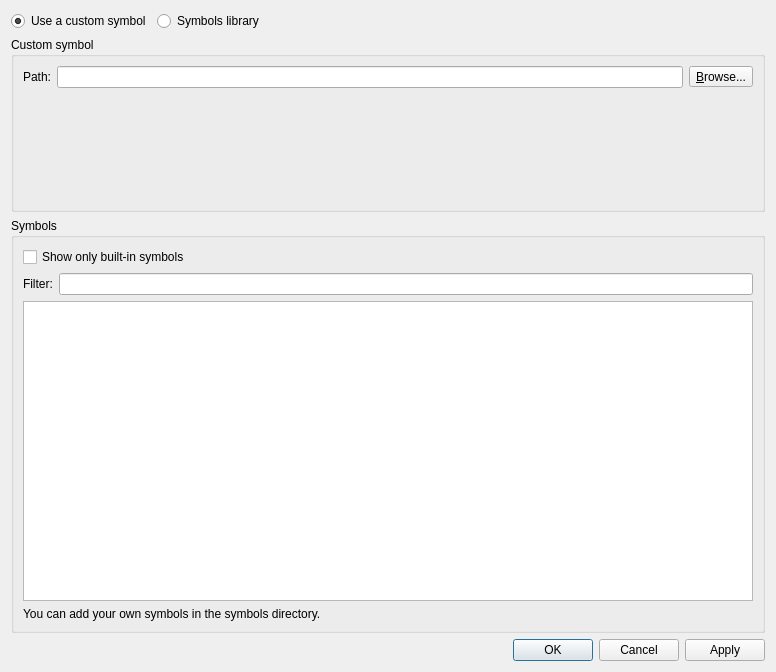
Before: the Qt Designer form gns3/ui/symbol_selection_dialog.ui in GNS3/gns3-gui, drawn with Qt 5.
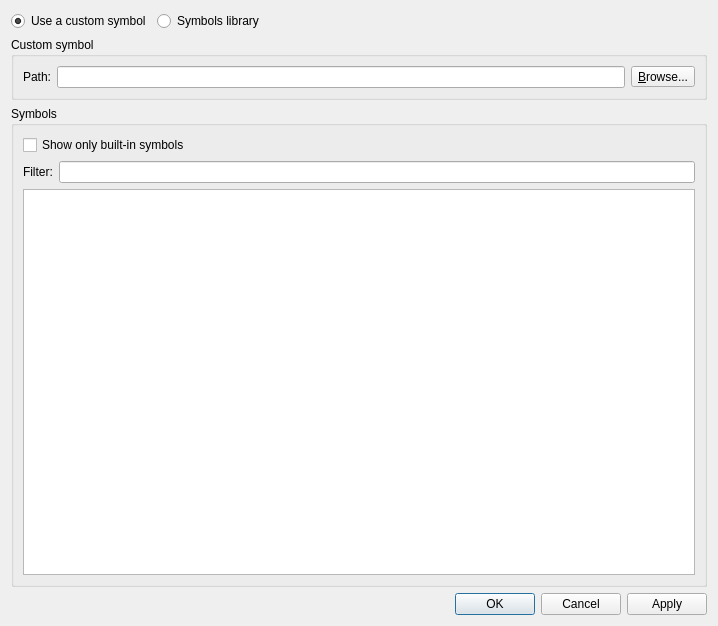
After: the same form once the commit is applied.

```diff
--- a/gns3/ui/symbol_selection_dialog.ui
+++ b/gns3/ui/symbol_selection_dialog.ui
@@ -6,8 +6,8 @@
    <rect>
     <x>0</x>
     <y>0</y>
-    <width>776</width>
-    <height>672</height>
+    <width>718</width>
+    <height>626</height>
    </rect>
   </property>
   <property name="windowTitle">
@@ -57,6 +57,19 @@
       <string>Custom symbol</string>
      </property>
      <layout class="QGridLayout" name="gridLayout">
+      <item row="0" column="2">
+       <widget class="QToolButton" name="uiSymbolToolButton">
+        <property name="text">
+         <string>&amp;Browse...</string>
+        </property>
+        <property name="toolButtonStyle">
+         <enum>Qt::ToolButtonTextOnly</enum>
+        </property>
+       </widget>
+      </item>
+      <item row="0" column="1">
+       <widget class="QLineEdit" name="uiSymbolLineEdit"/>
+      </item>
       <item row="0" column="0">
        <widget class="QLabel" name="uiSymbolLabel">
         <property name="text">
@@ -64,36 +77,6 @@
         </property>
        </widget>
       </item>
-      <item row="0" column="1">
-       <layout class="QHBoxLayout" name="horizontalLayout_7">
-        <item>
-         <widget class="QLineEdit" name="uiSymbolLineEdit"/>
-        </item>
-        <item>
-         <widget class="QToolButton" name="uiSymbolToolButton">
-          <property name="text">
-           <string>&amp;Browse...</string>
-          </property>
-          <property name="toolButtonStyle">
-           <enum>Qt::ToolButtonTextOnly</enum>
-          </property>
-         </widget>
-        </item>
-       </layout>
-      </item>
-      <item row="1" column="1">
-       <spacer name="verticalSpacer">
-        <property name="orientation">
-         <enum>Qt::Vertical</enum>
-        </property>
-        <property name="sizeHint" stdset="0">
-         <size>
-          <width>20</width>
-          <height>40</height>
-         </size>
-        </property>
-       </spacer>
-      </item>
      </layout>
     </widget>
    </item>
@@ -134,13 +117,6 @@
         </property>
        </widget>
       </item>
-      <item>
-       <widget class="QLabel" name="label">
-        <property name="text">
-         <string>You can add your own symbols in the symbols directory.</string>
-        </property>
-       </widget>
-      </item>
      </layout>
     </widget>
    </item>
```
